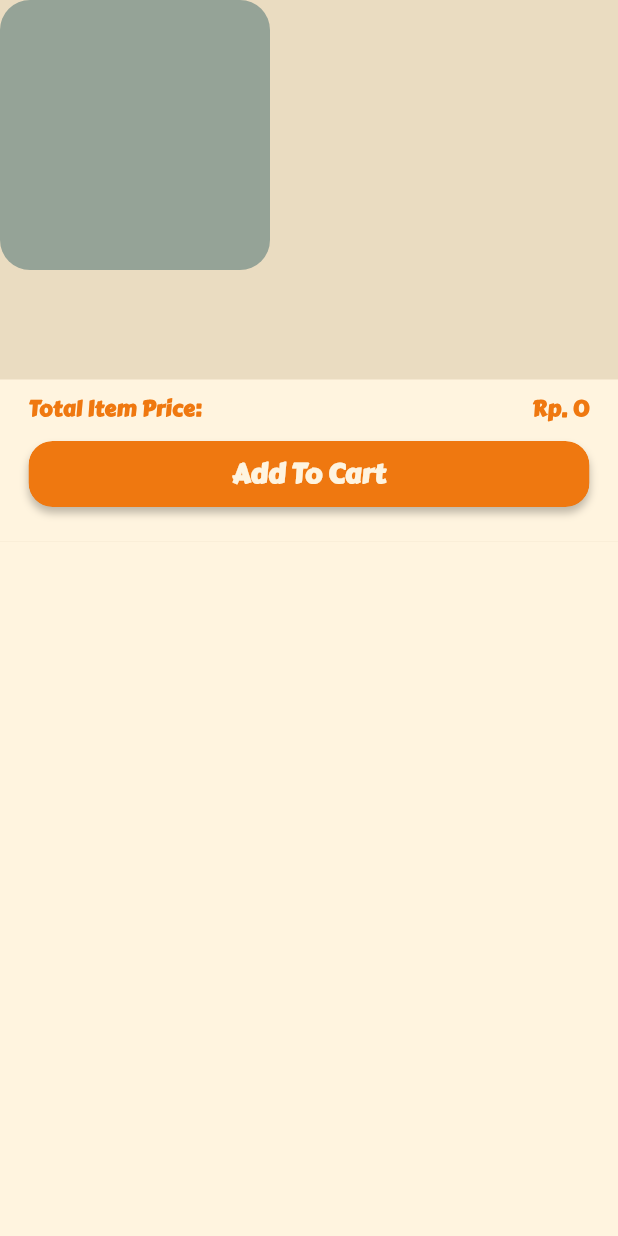
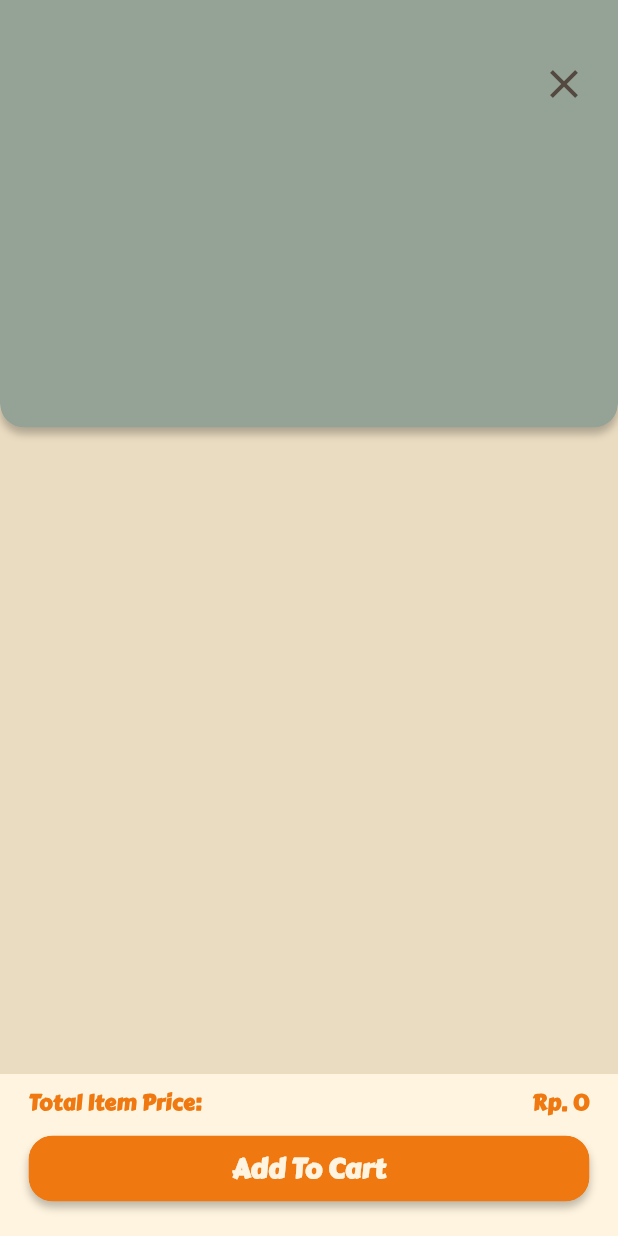
Before and after one commit to DonutDaEarth/pepe_self_ordering_flutter, a Flutter app: the _MenuDetailSheet widget shown alone on an empty page, opened directly with empty values, on a phone screen of 412 x 824 dp. Run offline on Flutter 3.47's test engine with Material 3 defaults, Android fonts, the phone set to English and light mode, and no system bars; our stand-ins replace cached_network_image, dio, go_router, shared_preferences; missing offline and left inert: mobile_scanner; accounts and stored records are empty.

Commit message:
feat: enhance _MenuDetailSheet layout with improved image display and close button

```diff
--- a/lib/src/screens/main_menu_screen.dart
+++ b/lib/src/screens/main_menu_screen.dart
@@ -142,6 +142,7 @@ class _MenuCard extends StatelessWidget {
         onTap: () => showModalBottomSheet(
           context: context,
           isScrollControlled: true,
+          useSafeArea: true,
           builder: (_) => _MenuDetailSheet(menu: menu),
         ),
         child: SizedBox(
@@ -207,17 +208,44 @@ class _MenuDetailSheetState extends State<_MenuDetailSheet> {
         (widget.menu.price +
             picked.values.fold<int>(0, (p, e) => p + e.price.toInt())) *
         qty;
+    final height = MediaQuery.of(context).size.height;
     return Container(
+      height: height,
       color: AppColors.beigeLight,
       child: Column(
-        mainAxisSize: MainAxisSize.min,
         crossAxisAlignment: CrossAxisAlignment.start,
         children: [
-          NetworkRoundedImage(url: widget.menu.pictureUrl, size: 180),
+          Stack(
+            children: [
+              NetworkRoundedImage(
+                url: widget.menu.pictureUrl,
+                size: 180,
+                detailMode: true,
+              ),
+              Positioned(
+                top: 32,
+                right: 12,
+                child: IconButton(
+                  iconSize: 32,
+                  onPressed: () => Navigator.pop(context),
+                  icon: const Icon(Icons.close, color: AppColors.brownDark),
+                ),
+              ),
+            ],
+          ),
           const SizedBox(height: 12),
+          Padding(
+            padding: const EdgeInsets.symmetric(horizontal: 19),
+            child: Column(
+              crossAxisAlignment: CrossAxisAlignment.start,
+              children: [
                 Text(
                   widget.menu.name,
-            style: const TextStyle(fontSize: 20, fontWeight: FontWeight.w700),
+                  style: const TextStyle(
+                    fontFamily: "CarterOne",
+                    fontSize: 20,
+                    fontWeight: FontWeight.w700,
+                  ),
                 ),
                 Text(widget.menu.desc),
                 const SizedBox(height: 12),
@@ -233,22 +261,13 @@ class _MenuDetailSheetState extends State<_MenuDetailSheet> {
                         : Text('+ Rp. ${formatPrice(s.price)}'),
                   ),
                 ),
-          // Row(
-          //   children: [
-          //     IconButton(
-          //       onPressed: () => setState(() => qty = qty > 1 ? qty - 1 : 1),
-          //       icon: const Icon(Icons.remove),
-          //     ),
-          //     Text('$qty'),
-          //     IconButton(
-          //       onPressed: () => setState(() => qty++),
-          //       icon: const Icon(Icons.add),
-          //     ),
-          //   ],
-          // ),
+              ],
+            ),
+          ),
+          const Spacer(),
           Container(
             color: AppColors.creamBackground,
-            padding: EdgeInsetsGeometry.fromLTRB(19, 9, 19, 23),
+            padding: const EdgeInsets.fromLTRB(19, 9, 19, 23),
             child: Column(
               children: [
                 Row(
@@ -261,7 +280,7 @@ class _MenuDetailSheetState extends State<_MenuDetailSheet> {
                         color: AppColors.orangePrimary,
                       ),
                     ),
-                    Expanded(child: SizedBox()),
+                    const Spacer(),
                     Text(
                       'Rp. ${formatPrice(total)}',
                       style: const TextStyle(
```
Lines whose indentation alone changed are shown as unchanged.
